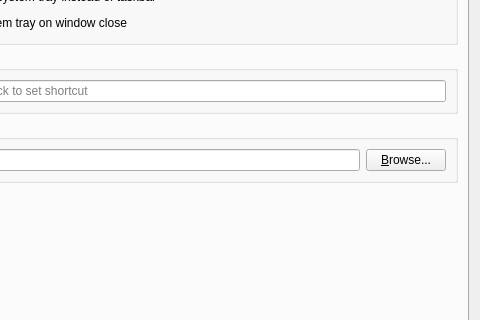
The window that src/libs/ui/settingsdialog.ui (zealdocs/zeal) describes before a commit, drawn with Qt 5; both pictures show x 120 to 600 and y 181 to 501 of the 600 by 700 pixel window.
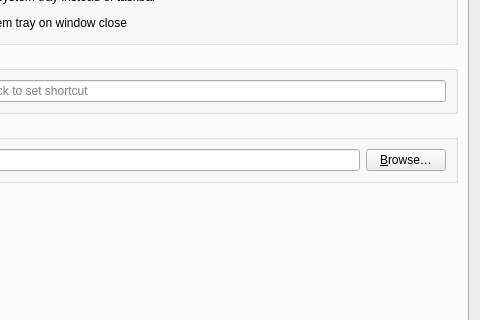
The same window after the commit. Custom widgets are drawn as their Qt base class.

Commit message: fix(ui): use Unicode ellipsis instead of triple-dot (#1477)

What changed in the file:
```diff
--- a/src/libs/ui/settingsdialog.ui
+++ b/src/libs/ui/settingsdialog.ui
@@ -139,7 +139,7 @@
             <item>
              <widget class="QPushButton" name="docsetStorageBrowseButton">
               <property name="text">
-               <string>&amp;Browse...</string>
+               <string>&amp;Browse…</string>
               </property>
              </widget>
             </item>
```
Left out of the diff: 2 changed lines with no effect on the pictures. The commit also changes 2 other files.
